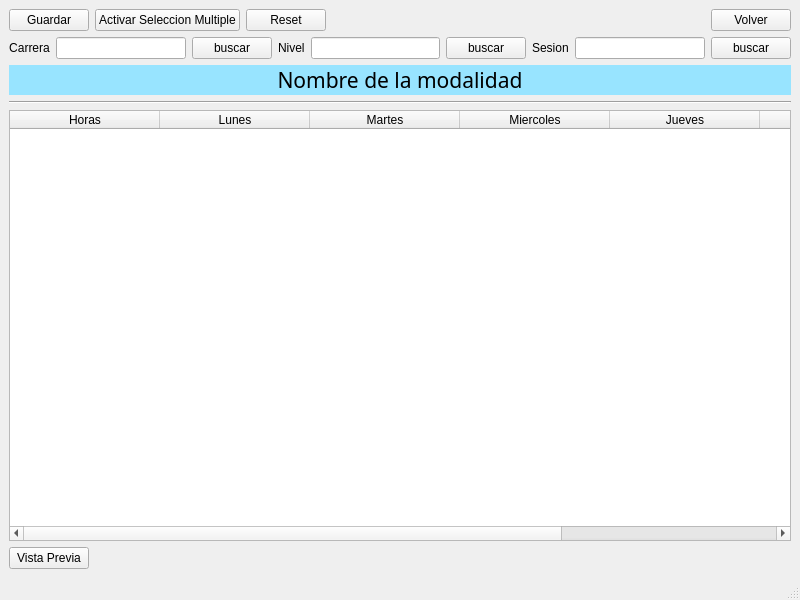
Old version of the form ui/plantilla_crear_hprarios.ui in the repository Reinaldito04/IUTA----HORARIOS.
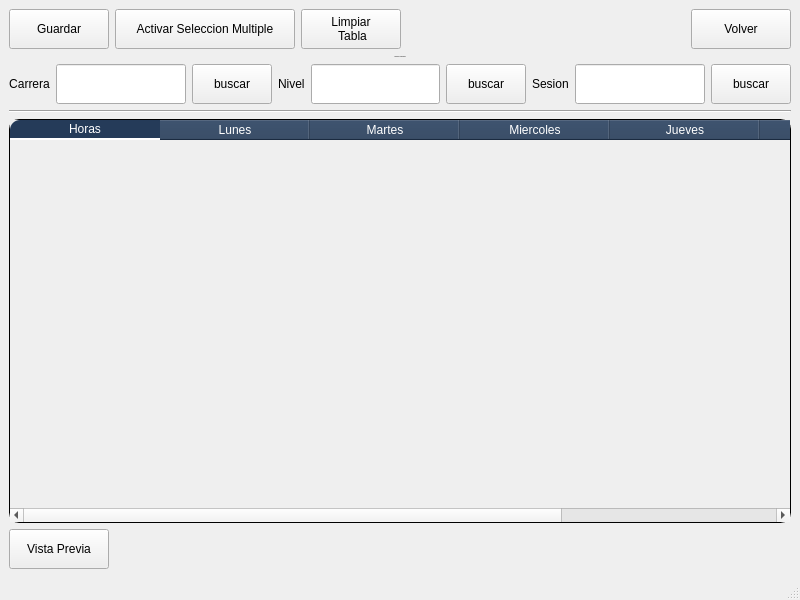
New version of the form.

```diff
--- a/ui/plantilla_crear_hprarios.ui
+++ b/ui/plantilla_crear_hprarios.ui
@@ -13,12 +13,42 @@
   <property name="windowTitle">
    <string>MainWindow</string>
   </property>
+  <property name="styleSheet">
+   <string notr="true">
+QFrame{
+background-color:#D9D9D9;
+}
+QLineEdit{
+background-color: #7E94Bf;
+}
+QLabel{
+font-size:15px;
+color:#111626;}
+
+QPushButton{
+background-color:#253b59;
+color:white;
+font-size:14px;
+border-radius:15px;
+}
+QPushButton::Hover{
+background-color:#637aa6;
+}
+font-size:15px;
+background-color:#d9d9d9;</string>
+  </property>
   <widget class="QWidget" name="centralwidget">
    <layout class="QVBoxLayout" name="verticalLayout">
     <item>
      <layout class="QHBoxLayout" name="horizontalLayout_2">
       <item>
        <widget class="QPushButton" name="btn_guardar">
+        <property name="minimumSize">
+         <size>
+          <width>100</width>
+          <height>40</height>
+         </size>
+        </property>
         <property name="text">
          <string>Guardar</string>
         </property>
@@ -26,6 +56,12 @@
       </item>
       <item>
        <widget class="QPushButton" name="bt_seleccion">
+        <property name="minimumSize">
+         <size>
+          <width>180</width>
+          <height>40</height>
+         </size>
+        </property>
         <property name="styleSheet">
          <string notr="true"/>
         </property>
@@ -36,8 +72,15 @@
       </item>
       <item>
        <widget class="QPushButton" name="bt_reset">
+        <property name="minimumSize">
+         <size>
+          <width>100</width>
+          <height>40</height>
+         </size>
+        </property>
         <property name="text">
-         <string>Reset</string>
+         <string>Limpiar 
+ Tabla</string>
         </property>
        </widget>
       </item>
@@ -56,6 +99,12 @@
       </item>
       <item>
        <widget class="QPushButton" name="bt_volver">
+        <property name="minimumSize">
+         <size>
+          <width>100</width>
+          <height>40</height>
+         </size>
+        </property>
         <property name="text">
          <string>Volver</string>
         </property>
@@ -63,6 +112,28 @@
       </item>
      </layout>
     </item>
+    <item>
+     <widget class="QLabel" name="label">
+      <property name="font">
+       <font>
+        <family>3270 Nerd Font Mono</family>
+        <pointsize>-1</pointsize>
+       </font>
+      </property>
+      <property name="styleSheet">
+       <string notr="true"/>
+      </property>
+      <property name="text">
+       <string>Nombre de la modalidad</string>
+      </property>
+      <property name="textFormat">
+       <enum>Qt::AutoText</enum>
+      </property>
+      <property name="alignment">
+       <set>Qt::AlignCenter</set>
+      </property>
+     </widget>
+    </item>
     <item>
      <layout class="QHBoxLayout" name="horizontalLayout">
       <item>
@@ -77,6 +148,12 @@
       </item>
       <item>
        <widget class="QLineEdit" name="ln_carrera">
+        <property name="minimumSize">
+         <size>
+          <width>100</width>
+          <height>40</height>
+         </size>
+        </property>
         <property name="readOnly">
          <bool>true</bool>
         </property>
@@ -84,6 +161,12 @@
       </item>
       <item>
        <widget class="QPushButton" name="btn_buscarCarr">
+        <property name="minimumSize">
+         <size>
+          <width>80</width>
+          <height>40</height>
+         </size>
+        </property>
         <property name="text">
          <string>buscar</string>
         </property>
@@ -98,6 +181,12 @@
       </item>
       <item>
        <widget class="QLineEdit" name="ln_nivel">
+        <property name="minimumSize">
+         <size>
+          <width>100</width>
+          <height>40</height>
+         </size>
+        </property>
         <property name="readOnly">
          <bool>true</bool>
         </property>
@@ -105,6 +194,12 @@
       </item>
       <item>
        <widget class="QPushButton" name="btn_buscarnivel">
+        <property name="minimumSize">
+         <size>
+          <width>80</width>
+          <height>40</height>
+         </size>
+        </property>
         <property name="text">
          <string>buscar</string>
         </property>
@@ -118,10 +213,23 @@
        </widget>
       </item>
       <item>
-       <widget class="QLineEdit" name="ln_sesion"/>
+       <widget class="QLineEdit" name="ln_sesion">
+        <property name="minimumSize">
+         <size>
+          <width>100</width>
+          <height>40</height>
+         </size>
+        </property>
+       </widget>
       </item>
       <item>
        <widget class="QPushButton" name="btn_buscarSecc_2">
+        <property name="minimumSize">
+         <size>
+          <width>80</width>
+          <height>40</height>
+         </size>
+        </property>
         <property name="text">
          <string>buscar</string>
         </property>
@@ -129,28 +237,6 @@
       </item>
      </layout>
     </item>
-    <item>
-     <widget class="QLabel" name="label">
-      <property name="font">
-       <font>
-        <family>3270 Nerd Font Mono</family>
-        <pointsize>16</pointsize>
-       </font>
-      </property>
-      <property name="styleSheet">
-       <string notr="true">background-color:rgb(152, 228, 255);</string>
-      </property>
-      <property name="text">
-       <string>Nombre de la modalidad</string>
-      </property>
-      <property name="textFormat">
-       <enum>Qt::AutoText</enum>
-      </property>
-      <property name="alignment">
-       <set>Qt::AlignCenter</set>
-      </property>
-     </widget>
-    </item>
     <item>
      <widget class="Line" name="line">
       <property name="orientation">
@@ -160,6 +246,44 @@
     </item>
     <item>
      <widget class="QTableWidget" name="tableWidget">
+      <property name="styleSheet">
+       <string notr="true">QTableWidget {
+                background-color: transparent;
+                border: 1px solid black;
+                border-radius: 10px;
+            }
+
+            QTableWidget QHeaderView::section {
+                background-color: #253b59;
+                color: #fff;
+                border-bottom: 2px solid white;
+            }
+
+            QTableWidget QHeaderView::section:first {
+                border-top-left-radius: 10px;
+            }
+
+            QTableWidget QHeaderView::section:last {
+                border-top-right-radius: 10px;
+            }
+
+            QTableWidget QTableCornerButton::section {
+                background-color: #63b6bf;
+                border-top-left-radius: 10px;
+            }
+
+            QTableWidget::item {
+                background-color: #63b6bf;
+                color: #111626;
+                border-bottom: 1px solid black;
+                padding: 5px;
+            }
+
+            QTableWidget::item:selected {
+                background-color: #b6ecf2;
+                color: #111626;
+            }</string>
+      </property>
       <attribute name="horizontalHeaderCascadingSectionResizes">
        <bool>false</bool>
       </attribute>
@@ -219,6 +343,12 @@
      <layout class="QHBoxLayout" name="horizontalLayout_3">
       <item>
        <widget class="QPushButton" name="btn_vistaPrevia">
+        <property name="minimumSize">
+         <size>
+          <width>100</width>
+          <height>40</height>
+         </size>
+        </property>
         <property name="text">
          <string>Vista Previa</string>
         </property>
```
